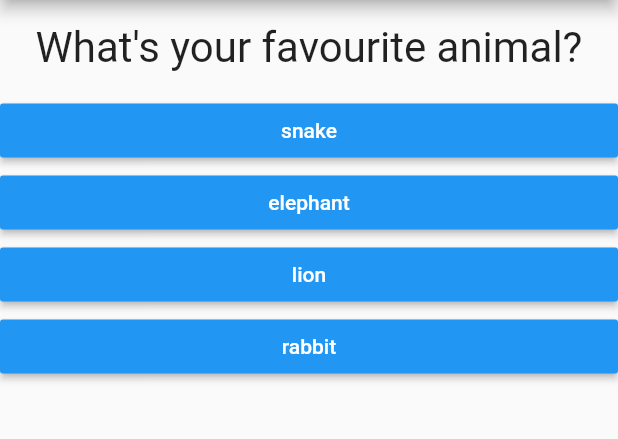
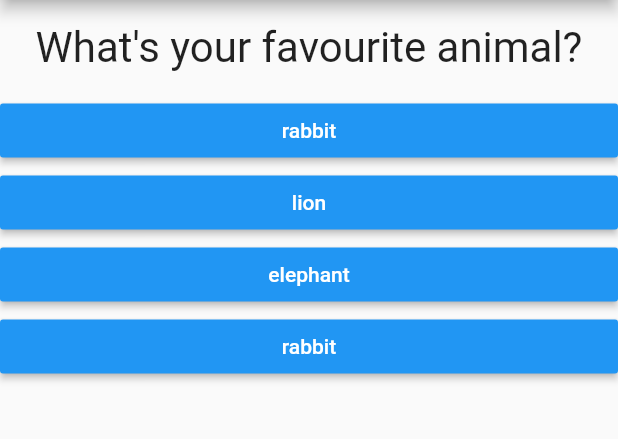
Before and after one commit to satyendrasingh8/flutter-basic-app, a Flutter app: the screen it shows after launch, after a tap on "black", on a phone screen of 412 x 824 dp, the part 84-523 px from its top. Run offline on Flutter 3.47's test engine with Material 2 defaults, Android fonts, the phone set to English and light mode, and no system bars.

Commit message:
third commit

```diff
--- a/lib/main.dart
+++ b/lib/main.dart
@@ -1,6 +1,7 @@
 import 'package:flutter/material.dart';
-import './question.dart';
-import './answer.dart';
+import 'package:flutter_basics/result.dart';
+import './quiz.dart';
+import './result.dart';
 
 void main() {
   runApp(MyApp());
@@ -12,22 +13,75 @@ class MyApp extends StatefulWidget {
 }
 
 class _MyAppState extends State<MyApp> {
-  final questions = const [
+  final _questions = const [
     {
       'questionText': 'What\'s your favourite color? ',
-        'answers': ['black', 'red', 'green', 'white']
+      'answers': [
+        {
+          'text': 'black',
+          'score': 10,
+        },
+        {
+          'text': 'red',
+          'score': 5,
+        },
+        {
+          'text': 'green',
+          'score': 3,
+        },
+        {
+          'text': 'blue',
+          'score': 2,
+        }
+      ]
     },
     {
       'questionText': 'What\'s your favourite animal? ',
-        'answers': ['snake', 'elephant', 'lion', 'rabbit']
+      'answers': [
+        {
+          'text': 'rabbit',
+          'score': 1,
+        },
+        {
+          'text': 'lion',
+          'score': 6,
+        },
+        {
+          'text': 'elephant',
+          'score': 7,
+        },
+        {
+          'text': 'rabbit',
+          'score': 6,
+        }
+      ]
     },
     {
       'questionText': 'What\'s your favourite instructor? ',
-        'answers': ['Max', 'Max2', 'Max3', 'Max4']
+      'answers': [
+        {
+          'text': 'max1',
+          'score': 10,
+        },
+        {
+          'text': 'Max2',
+          'score': 15,
+        },
+        {
+          'text': 'Max3',
+          'score': 3,
+        },
+        {
+          'text': 'Max4',
+          'score': 8,
+        }
+      ]
     },
   ];
   var _questionIndex = 0;
-  void _answerQuestion() {
+  int _totalScore = 0;
+  void _answerQuestion(int score) {
+    _totalScore += score;
     setState(() {
       _questionIndex += 1;
     });
@@ -36,22 +90,17 @@ class _MyAppState extends State<MyApp> {
 
   @override
   Widget build(BuildContext context) {
-
-
     return MaterialApp(
         home: Scaffold(
             appBar: AppBar(
               title: Text('AppBar'),
             ),
-        body:(_questionIndex < questions.length) ? Column(
-          children: [
-            Question(questions[_questionIndex]['questionText']),
-            ...(questions[_questionIndex]['answers'] as List<String>).map((answer) {
-              return Answer(_answerQuestion,answer);
-            }).toList()
-          ],
-        ) : Center(child:Text('you did it',style: TextStyle(fontSize: 30.0),))
-      ),
-    );
+            body: (_questionIndex < _questions.length)
+                ? Quiz(
+                    answerQuestion: _answerQuestion,
+                    questionIndex: _questionIndex,
+                    questions: _questions,
+                  )
+                : Result(_totalScore)));
   }
 }
--- /dev/null
+++ b/lib/quiz.dart
@@ -0,0 +1,21 @@
+import 'package:flutter/material.dart';
+import './question.dart';
+import './answer.dart';
+
+class Quiz extends StatelessWidget {
+  final List<Map<String, Object>> questions;
+  final int questionIndex;
+  final Function answerQuestion;
+  Quiz({@required this.questions,@required this.answerQuestion,@required this.questionIndex});
+  @override
+  Widget build(BuildContext context) {
+    return Column(
+      children: [
+        Question(questions[questionIndex]['questionText']),
+        ...(questions[questionIndex]['answers'] as List<Map<String,Object>>).map((answer) {
+          return Answer(()=> answerQuestion(answer['score']), answer['text']);
+        }).toList()
+      ],
+    );
+  }
+}
--- /dev/null
+++ b/lib/result.dart
@@ -0,0 +1,28 @@
+import 'package:flutter/material.dart';
+
+class Result extends StatelessWidget {
+  final int resultScore;
+  Result(this.resultScore);
+  String get resultPharse {
+    var resultText;
+    if (resultScore <= 8) {
+      resultText = 'You are awesome and innocent';
+    } else if (resultScore <= 12) {
+      resultText = 'pretty likeable';
+    } else if (resultScore <= 16) {
+      resultText = 'You are ... stranger';
+    } else
+      resultText = 'You are bad!';
+    return resultText;
+  }
+
+  @override
+  Widget build(BuildContext context) {
+    return Center(
+        child: Text(resultPharse,
+            style: TextStyle(fontSize: 30.0, fontWeight: FontWeight.bold),
+            textAlign: TextAlign.center,),
+
+            );
+  }
+}
```
Lines whose indentation alone changed are shown as unchanged.
